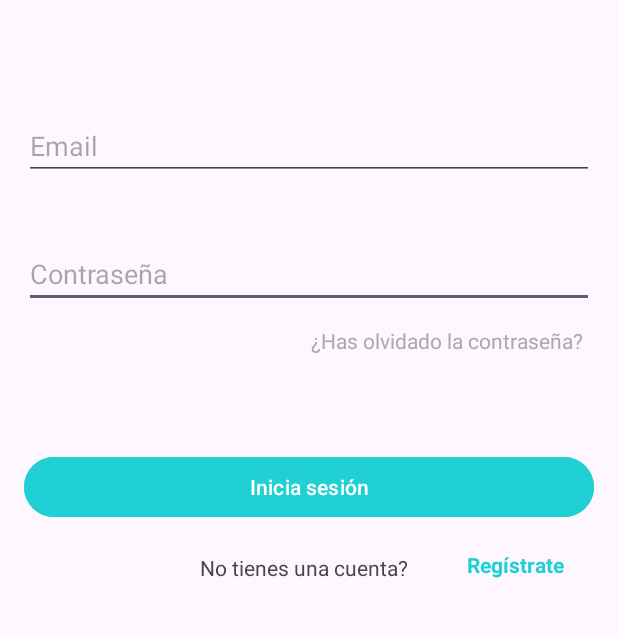
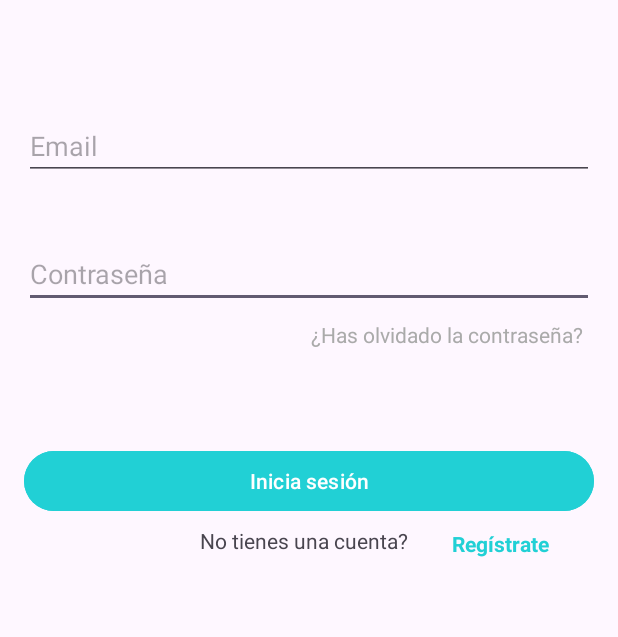
Before and after one commit to JoseManuelBarco/GigFinder, an Android app: the screen it shows after launch (MainActivity), on a phone screen of 412 x 824 dp, the part 416-1053 px from its top. Run offline under Robolectric (Android 15) with nearby library versions, the phone set to English and light mode, and no system bars.

Commit message:
Update layouts

```diff
--- a/app/src/main/java/com/example/myapplication/RegisterActivity1.kt
+++ b/app/src/main/java/com/example/myapplication/RegisterActivity1.kt
@@ -8,5 +8,5 @@ class RegisterActivity1 : AppCompatActivity() {
         super.onCreate(savedInstanceState)
         setContentView(R.layout.register_activity)
 
+    }
 }
-}
--- a/app/src/main/res/layout/login_activity.xml
+++ b/app/src/main/res/layout/login_activity.xml
@@ -28,7 +28,6 @@
         android:layout_width="wrap_content"
         android:layout_height="wrap_content"
         android:layout_gravity="end"
-        android:layout_marginTop="4dp"
         android:paddingTop="8dp"
         android:text="¿Has olvidado la contraseña?"
         android:textColor="@android:color/darker_gray"
@@ -70,7 +69,7 @@
         android:layout_width="144dp"
         android:layout_height="34dp"
         android:layout_marginStart="116dp"
-        android:layout_marginTop="4dp"
+        android:layout_marginTop="-10dp"
         android:gravity="center_horizontal"
         android:paddingTop="16dp"
         android:text="No tienes una cuenta? "
@@ -82,8 +81,8 @@
         android:id="@+id/registerTextView"
         android:layout_width="wrap_content"
         android:layout_height="wrap_content"
-        android:layout_marginTop="624dp"
-        android:layout_marginEnd="20dp"
+        android:layout_marginTop="610dp"
+        android:layout_marginEnd="30dp"
         android:gravity="center_horizontal"
         android:paddingTop="4dp"
         android:text="Regístrate"
--- a/app/src/main/res/layout/register_activity.xml
+++ b/app/src/main/res/layout/register_activity.xml
@@ -10,7 +10,6 @@
     tools:context=".RegisterActivity1">
 
     <EditText
-
         android:id="@+id/editText"
         android:layout_width="match_parent"
         android:layout_height="wrap_content"
@@ -70,8 +69,8 @@
         android:id="@+id/loginTextView"
         android:layout_width="wrap_content"
         android:layout_height="wrap_content"
-        android:layout_marginStart="24dp"
-        android:layout_marginTop="624dp"
+        android:layout_marginStart="13dp"
+        android:layout_marginTop="627dp"
         android:gravity="center_horizontal"
         android:paddingTop="4dp"
         android:text="Inicia sesión"
--- a/app/src/main/res/values/colors.xml
+++ b/app/src/main/res/values/colors.xml
@@ -6,5 +6,4 @@
     <color name="violet">#D897FF</color>
     <color name="orange">#FFA100</color>
     <color name="red">#D51C1C</color>
-
 </resources>
```
